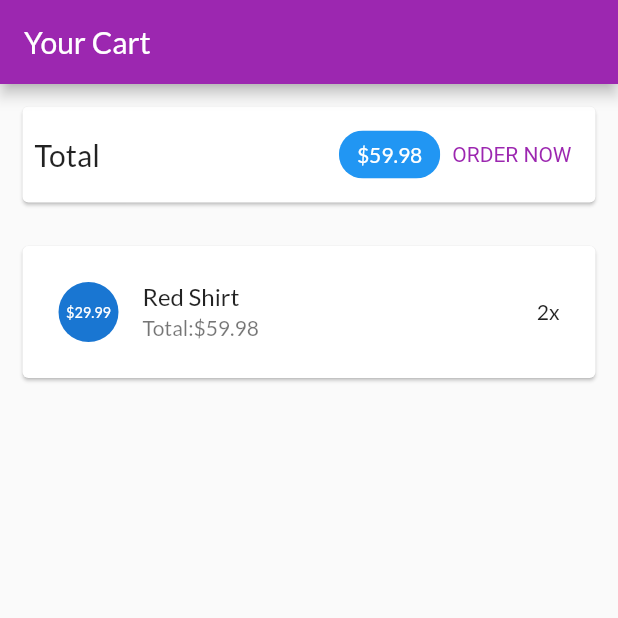
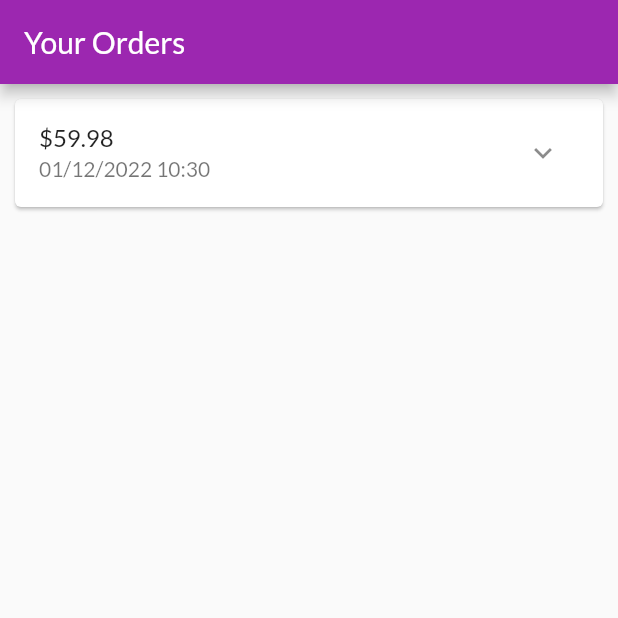
Before and after one commit to nammapui/nambaitap2, a Flutter app: the screen it shows after launch, on a phone screen of 412 x 824 dp, the top half of it. Run offline on Flutter 3.47's test engine with Material 2 defaults, Android fonts, the phone set to English and light mode, and no system bars.

Commit message:
xay dung trang cac dat hang

```diff
--- a/myshop/lib/main.dart
+++ b/myshop/lib/main.dart
@@ -1,5 +1,6 @@
 import 'package:flutter/material.dart';
 import 'package:myshop/ui/products/cart/cart_screen.dart';
+import 'package:myshop/ui/products/oder/order_screen.dart';
 import 'ui/products/products_manager.dart';
 import 'ui/products/product_detail_screen.dart';
 import 'ui/products/product_overview_screen.dart';
@@ -28,9 +29,12 @@ class MyApp extends StatelessWidget {
       ),
 
       //home: SafeArea(
-       // child: UserProductsScreen(),
-     // ),
-     home: const SafeArea(child: CartScreen()),
+      // child: UserProductsScreen(),
+      // ),
+      // home: const SafeArea(child: CartScreen()),
+      home: const SafeArea(
+        child: OrdersScreen(),
+      ),
     );
   }
 }
--- /dev/null
+++ b/myshop/lib/models/oder_item.dart
@@ -0,0 +1,33 @@
+import 'cart_item.dart';
+
+class OrderItem {
+  final String? id;
+  final double amount;
+  final List<CartItem> products;
+  final DateTime dateTime;
+
+  int get productCount {
+    return products.length;
+  }
+
+  OrderItem({
+    this.id,
+    required this.amount,
+    required this.products,
+    DateTime? dateTime,
+  }) : dateTime = dateTime ?? DateTime.now();
+  OrderItem copyWith({
+    String? id,
+    double? amount,
+    List<CartItem>? products,
+    DateTime? dateTine,
+  }) {
+    return OrderItem(
+      id: id ?? this.id,
+      amount: amount ?? this.amount,
+      products: products ?? this.products,
+      // ignore: unnecessary_this
+      dateTime: dateTine ?? this.dateTime,
+    );
+  }
+}
--- /dev/null
+++ b/myshop/lib/ui/products/oder/oder_item_card.dart
@@ -0,0 +1,80 @@
+import 'dart:math';
+
+import 'package:flutter/material.dart';
+import 'package:intl/intl.dart';
+
+import 'package:myshop/models/oder_item.dart';
+
+class OrderItemCard extends StatefulWidget {
+  final OrderItem order;
+
+  const OrderItemCard(this.order, {super.key});
+
+  @override
+  State<OrderItemCard> createState() => _OrderItemCardState();
+}
+
+class _OrderItemCardState extends State<OrderItemCard> {
+  var _expanded = false;
+
+  @override
+  Widget build(BuildContext context) {
+    return Card(
+      margin: const EdgeInsets.all(10),
+      child: Column(
+        children: <Widget>[
+          buildOrderSummary(),
+          if (_expanded) buildOrderDetails()
+        ],
+      ),
+    );
+  }
+
+  Widget buildOrderDetails() {
+    return Container(
+      padding: const EdgeInsets.symmetric(horizontal: 15, vertical: 4),
+      height: min(widget.order.productCount * 20.0 + 10, 100),
+      child: ListView(
+          children: widget.order.products
+              .map(
+                (prod) => Row(
+                  mainAxisAlignment: MainAxisAlignment.spaceBetween,
+                  children: <Widget>[
+                    Text(
+                      prod.title,
+                      style: const TextStyle(
+                        fontSize: 18,
+                        fontWeight: FontWeight.bold,
+                      ),
+                    ),
+                    Text(
+                      '${prod.quantity}x \$${prod.price}',
+                      style: const TextStyle(
+                        fontSize: 18,
+                        color: Colors.grey,
+                      ),
+                    )
+                  ],
+                ),
+              )
+              .toList()),
+    );
+  }
+
+  Widget buildOrderSummary() {
+    return ListTile(
+      title: Text('\$${widget.order.amount}'),
+      subtitle: Text(
+        DateFormat('dd/MM/yyyy hh:mm').format(widget.order.dateTime),
+      ),
+      trailing: IconButton(
+        icon: Icon(_expanded ? Icons.expand_less : Icons.expand_more),
+        onPressed: () {
+          setState(() {
+            _expanded = !_expanded;
+          });
+        },
+      ),
+    );
+  }
+}
--- /dev/null
+++ b/myshop/lib/ui/products/oder/oder_manager.dart
@@ -0,0 +1,24 @@
+import 'package:flutter/foundation.dart';
+import 'package:myshop/models/cart_item.dart';
+import 'package:myshop/models/oder_item.dart';
+class OrdersManager with ChangeNotifier{
+final List<OrderItem> _orders = [
+OrderItem(
+id: '01',
+amount: 59.98,
+products: [
+CartItem(
+id: 'c1',
+title: 'Red Shirt',
+price: 29.99,
+quantity: 2,)
+],
+dateTime:DateTime.now(),
+)];
+int get orderCount {
+return _orders.length;
+}
+List<OrderItem> get orders {
+return [..._orders];
+}
+}
--- /dev/null
+++ b/myshop/lib/ui/products/oder/order_screen.dart
@@ -0,0 +1,21 @@
+import 'package:flutter/material.dart';
+import 'oder_manager.dart';
+import 'oder_item_card.dart';
+
+class OrdersScreen extends StatelessWidget {
+  const OrdersScreen({super.key});
+  @override
+  Widget build(BuildContext context) {
+    print('building orders');
+    final ordersManager = OrdersManager();
+    return Scaffold(
+      appBar: AppBar(
+        title: const Text('Your Orders'),
+      ),
+      body: ListView.builder(
+        itemCount: ordersManager.orderCount,
+        itemBuilder: (ctx, i) => OrderItemCard(ordersManager.orders[i]),
+      ),
+    );
+  }
+}
--- a/myshop/pubspec.yaml
+++ b/myshop/pubspec.yaml
@@ -6,13 +6,13 @@ publish_to: 'none' # Remove this line if you wish to publish to pub.dev
 version: 1.0.0+1
 
 environment:
-  sdk: '>=2.18.5<3.0.0'
+  sdk: '>=2.18.1<3.0.0'
 
 dependencies:
   flutter:
     sdk: flutter
-
   cupertino_icons: ^1.0.2
+  intl: ^0.17.0
 
 dev_dependencies:
   flutter_test:
```
Also changed, not shown: myshop/pubspec.lock.
